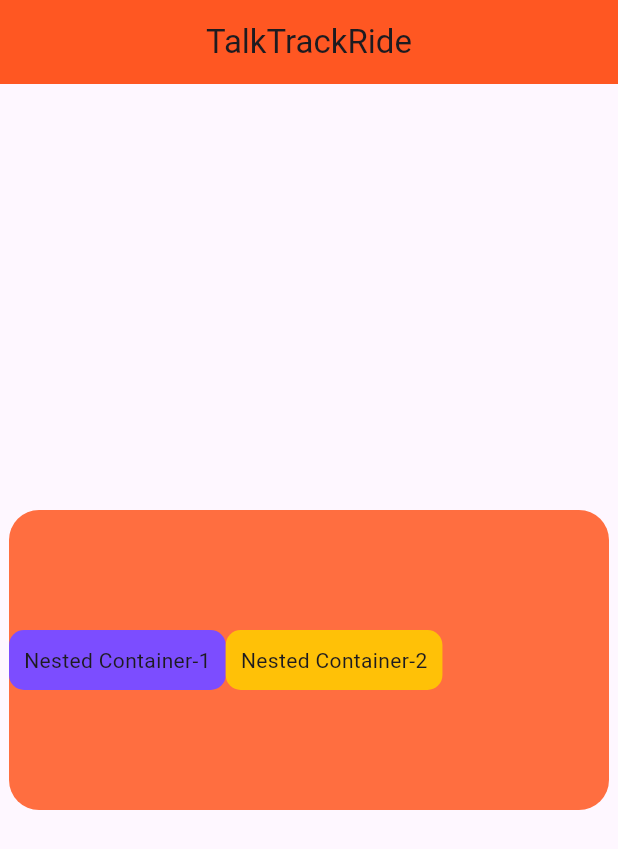
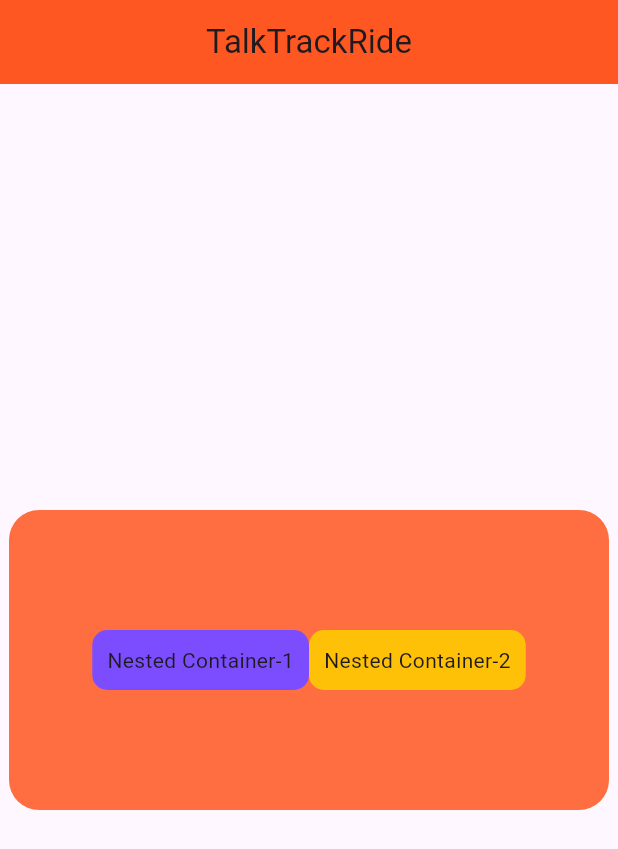
Before and after one commit to deadmanscode/Flutter_tutorials, a Flutter app: the screen it shows after launch, on a phone screen of 412 x 824 dp. Shown: the top 849 px of the screen. Run offline on Flutter 3.47's test engine with Material 3 defaults, Android fonts, the phone set to English and light mode, and no system bars.

Commit message:
Alignment of wodgets
Alignment of containers placed with an another container.
Row[
   mainAxisAlignment: MainAxisAlignment.center,
   ...
   ...
   )

Mohanraj

```diff
--- a/dart_first_demo/lib/main.dart
+++ b/dart_first_demo/lib/main.dart
@@ -17,23 +17,30 @@ runApp(const MainApp());
           centerTitle: true,
         ),
         body: Center(
-          child:Container(
+          child: Container(
             height: 200,
             width: 400,
             decoration: BoxDecoration(
-                borderRadius: BorderRadius.circular(20),color: Colors.deepOrangeAccent,),
+              borderRadius: BorderRadius.circular(20),
+              color: Colors.deepOrangeAccent,
+            ),
             alignment: Alignment.center,
             child: Row(
+              mainAxisAlignment: MainAxisAlignment.center,
               children: [
                 Container(
                   decoration: BoxDecoration(
-                borderRadius: BorderRadius.circular(10),color: Colors.deepPurpleAccent,),
+                    borderRadius: BorderRadius.circular(10),
+                    color: Colors.deepPurpleAccent,
+                  ),
                   padding: EdgeInsets.all(10),
                   child: Text("Nested Container-1"),
                 ),
                 Container(
                   decoration: BoxDecoration(
-                borderRadius: BorderRadius.circular(10),color: Colors.amber,),
+                    borderRadius: BorderRadius.circular(10),
+                    color: Colors.amber,
+                  ),
                   padding: EdgeInsets.all(10),
                   child: Text("Nested Container-2"),
                 ),
```
Lines whose indentation alone changed are shown as unchanged.
